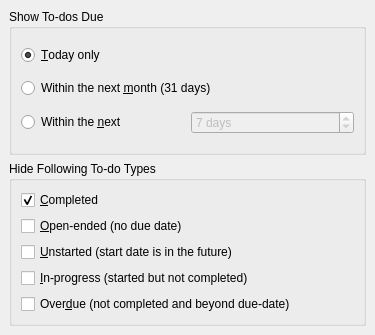
Before: the Qt Designer form kontact/plugins/korganizer/todosummaryconfig_base.ui in chusopr/kdepim-ktimetracker-akonadi, drawn with Qt 5.
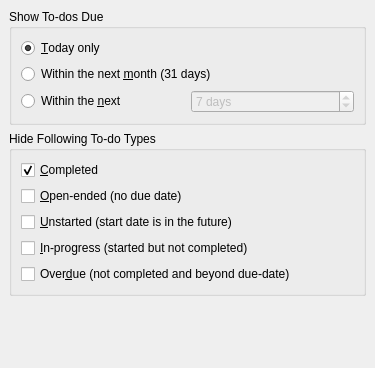
After: the same form once the commit is applied.

Commit message:
Fix spacing. Was missing a spacer at the bottom.
SVN_SILENT

The edit to the form file:
```diff
--- a/kontact/plugins/korganizer/todosummaryconfig_base.ui
+++ b/kontact/plugins/korganizer/todosummaryconfig_base.ui
@@ -8,13 +8,11 @@
     <x>0</x>
     <y>0</y>
     <width>375</width>
-    <height>335</height>
+    <height>368</height>
    </rect>
   </property>
   <property name="sizePolicy" >
-   <sizepolicy>
-    <hsizetype>5</hsizetype>
-    <vsizetype>5</vsizetype>
+   <sizepolicy vsizetype="Preferred" hsizetype="Preferred" >
     <horstretch>0</horstretch>
     <verstretch>0</verstretch>
    </sizepolicy>
@@ -161,6 +159,19 @@
      </layout>
     </widget>
    </item>
+   <item>
+    <spacer name="verticalSpacer" >
+     <property name="orientation" >
+      <enum>Qt::Vertical</enum>
+     </property>
+     <property name="sizeHint" stdset="0" >
+      <size>
+       <width>20</width>
+       <height>40</height>
+      </size>
+     </property>
+    </spacer>
+   </item>
   </layout>
  </widget>
  <layoutdefault spacing="6" margin="11" />
```
Left out of the diff: 18 changed lines with no effect on the pictures.
